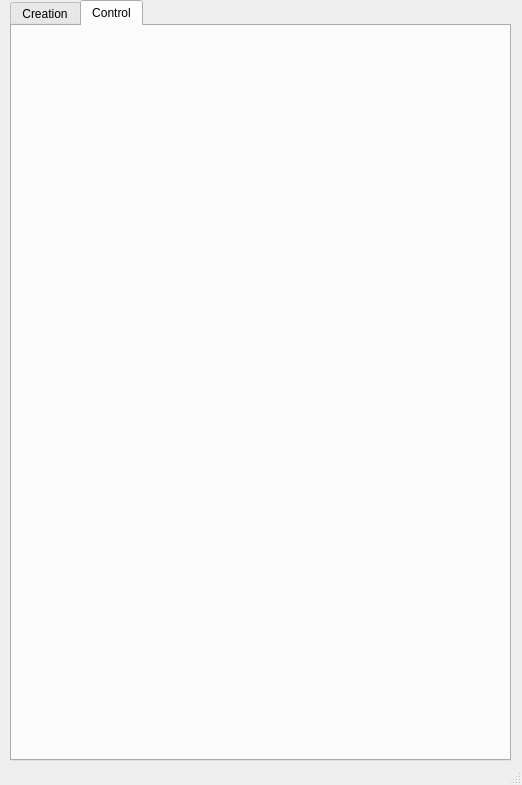
Before: the Qt Designer form Python/dtTools/file.ui in 8secz-johndpope/MayaProgramming, drawn with Qt 5.
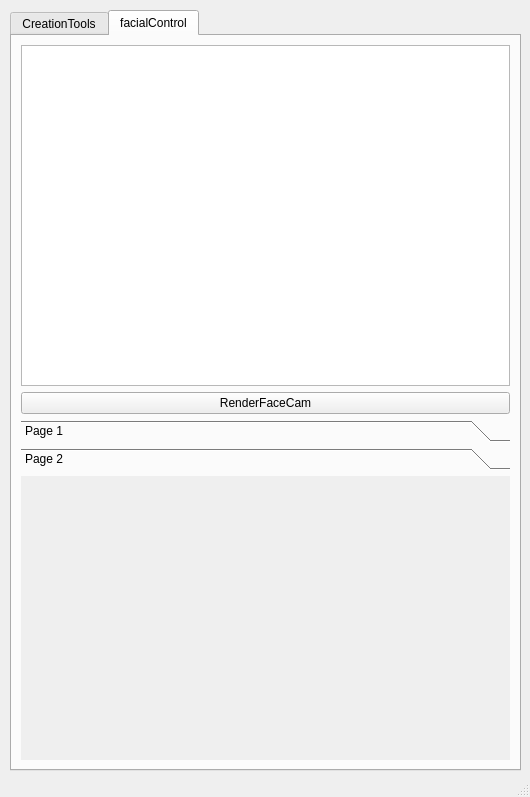
After: the same form once the commit is applied. The open tabs and pages were chosen to show the change.

Commit message: Qt上に顔の画像を追加できるように修正。また、QGraphicsView上にボタンを配置できるようにした

The edit to the form file:
```diff
--- a/Python/dtTools/file.ui
+++ b/Python/dtTools/file.ui
@@ -6,8 +6,8 @@
    <rect>
     <x>0</x>
     <y>0</y>
-    <width>522</width>
-    <height>785</height>
+    <width>530</width>
+    <height>797</height>
    </rect>
   </property>
   <property name="windowTitle">
@@ -18,8 +18,8 @@
     <property name="geometry">
      <rect>
       <x>10</x>
-      <y>0</y>
-      <width>501</width>
+      <y>10</y>
+      <width>511</width>
       <height>761</height>
      </rect>
     </property>
@@ -28,7 +28,7 @@
     </property>
     <widget class="QWidget" name="tab">
      <attribute name="title">
-      <string>Creation</string>
+      <string>CreationTools</string>
      </attribute>
      <widget class="QScrollArea" name="scrollArea">
       <property name="geometry">
@@ -224,8 +224,57 @@
     </widget>
     <widget class="QWidget" name="tab_2">
      <attribute name="title">
-      <string>Control</string>
+      <string>facialControl</string>
      </attribute>
+     <layout class="QVBoxLayout" name="verticalLayout_3">
+      <item>
+       <layout class="QVBoxLayout" name="verticalLayout_2">
+        <item>
+         <widget class="QGraphicsView" name="renderView"/>
+        </item>
+        <item>
+         <widget class="QPushButton" name="renderButton">
+          <property name="text">
+           <string>RenderFaceCam</string>
+          </property>
+         </widget>
+        </item>
+        <item>
+         <widget class="QToolBox" name="controlToolBox">
+          <property name="currentIndex">
+           <number>1</number>
+          </property>
+          <widget class="QWidget" name="page">
+           <property name="geometry">
+            <rect>
+             <x>0</x>
+             <y>0</y>
+             <width>453</width>
+             <height>257</height>
+            </rect>
+           </property>
+           <attribute name="label">
+            <string>Page 1</string>
+           </attribute>
+          </widget>
+          <widget class="QWidget" name="page_2">
+           <property name="geometry">
+            <rect>
+             <x>0</x>
+             <y>0</y>
+             <width>453</width>
+             <height>257</height>
+            </rect>
+           </property>
+           <attribute name="label">
+            <string>Page 2</string>
+           </attribute>
+          </widget>
+         </widget>
+        </item>
+       </layout>
+      </item>
+     </layout>
     </widget>
    </widget>
   </widget>
```
Left out of the diff: 21 changed lines with no effect on the pictures. The commit also changes 7 other files.
